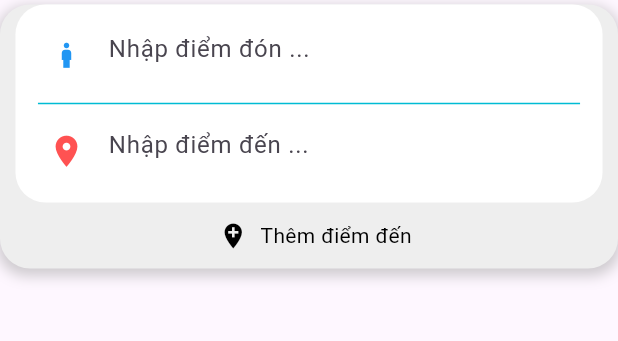
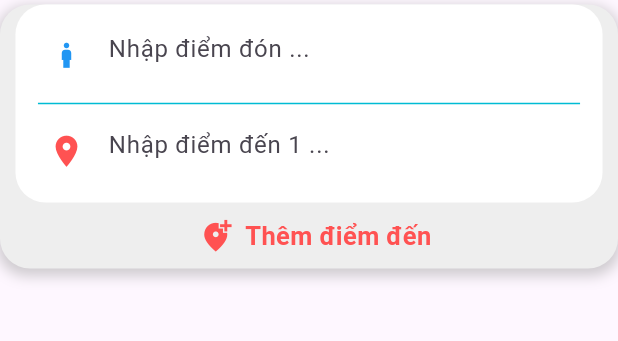
Before and after one commit to MagicXuanTung/Skysoft_Taxi, a Flutter app: the DestinationHeader widget shown alone on an empty page, opened directly with empty values, on a phone screen of 412 x 824 dp, the part 90-431 px from its top. Run offline on Flutter 3.47's test engine with Material 3 defaults, Android fonts, the light colour scheme and no system bars; our stand-ins replace awesome_notifications, carousel_slider, connectivity, flutter_bluetooth_serial, flutter_map, fluttertoast and 7 more; missing offline and left inert: audio_session, bluetooth_connector, flutter_foreground_task, flutter_map_animations, flutter_map_location_marker, flutter_sound and 2 more; accounts and stored records are empty; network calls fail.

Commit message:
30/7/2024
drag_in_destination_header

```diff
--- a/lib/main.dart
+++ b/lib/main.dart
@@ -1,11 +1,8 @@
 import 'package:flutter/material.dart';
 import 'package:flutter/services.dart';
-import 'package:skysoft_taxi/screen/login_register/login_screen.dart';
 import 'package:skysoft_taxi/screen/user_ui/home_user_xanh_sm.dart';
 // import 'package:just_audio_background/just_audio_background.dart';
 import 'package:skysoft_taxi/util/notification_controller.dart';
-import 'screen/user_ui/tim_diem_den_nhanh.dart';
-import 'util/api_.dart';
 
 void main() async {
   await NotificationController.initializeLocalNotifications();
@@ -46,7 +43,7 @@ class _MyAppState extends State<MyApp> {
       navigatorKey: MyApp.navigatorKey,
       debugShowCheckedModeBanner: false,
       home: const Scaffold(
-        body: LoginScreen(),
+        body: HomeUserXanhSm(),
       ),
     );
   }
--- a/lib/widgets/destination_header.dart
+++ b/lib/widgets/destination_header.dart
@@ -1,5 +1,4 @@
 import 'package:flutter/material.dart';
-import 'package:skysoft_taxi/screen/user_ui/tim_diem_den_nhanh.dart';
 
 class DestinationHeader extends StatefulWidget {
   final TextEditingController pickupController;
@@ -11,7 +10,6 @@ class DestinationHeader extends StatefulWidget {
     required this.pickupController,
     required this.destinationController,
     required this.onBack,
-    required Null Function() navigateToQuickFindPlaces,
   }) : super(key: key);
 
   @override
@@ -19,6 +17,52 @@ class DestinationHeader extends StatefulWidget {
 }
 
 class _DestinationHeaderState extends State<DestinationHeader> {
+  final List<TextEditingController> _destinationControllers = [];
+
+  @override
+  void initState() {
+    super.initState();
+    // Initialize with the existing destinationController
+    _destinationControllers.add(widget.destinationController);
+  }
+
+  void _addDestinationField() {
+    if (_destinationControllers.length < 3) {
+      setState(() {
+        _destinationControllers.add(TextEditingController());
+      });
+    }
+  }
+
+  void _removeDestinationField(int index) {
+    if (_destinationControllers.length > 1) {
+      setState(() {
+        _destinationControllers[index].dispose();
+        _destinationControllers.removeAt(index);
+      });
+    }
+  }
+
+  @override
+  void dispose() {
+    // Dispose all controllers
+    for (var controller in _destinationControllers) {
+      controller.dispose();
+    }
+    super.dispose();
+  }
+
+  void _onReorder(int oldIndex, int newIndex) {
+    setState(() {
+      if (newIndex > oldIndex) {
+        newIndex -= 1;
+      }
+      final TextEditingController item =
+          _destinationControllers.removeAt(oldIndex);
+      _destinationControllers.insert(newIndex, item);
+    });
+  }
+
   @override
   Widget build(BuildContext context) {
     return Column(
@@ -78,16 +122,17 @@ class _DestinationHeaderState extends State<DestinationHeader> {
                   child: Padding(
                     padding: const EdgeInsets.all(10),
                     child: Column(
-                      mainAxisAlignment: MainAxisAlignment.center,
                       children: <Widget>[
                         buildTextField(
+                          key: ValueKey(widget.pickupController),
                           controller: widget.pickupController,
                           prefixIcon: const Icon(
                             Icons.boy,
                             color: Colors.blue,
-                            size: 25, // Adjust the size to fit well
+                            size: 25,
                           ),
                           hintText: 'Nhập điểm đón ...',
+                          isDestinationField: false,
                         ),
                         const Divider(
                           thickness: 1,
@@ -95,14 +140,32 @@ class _DestinationHeaderState extends State<DestinationHeader> {
                           indent: 5,
                           endIndent: 5,
                         ),
-                        buildTextField(
-                          controller: widget.destinationController,
+                        ReorderableListView(
+                          shrinkWrap: true,
+                          physics: const NeverScrollableScrollPhysics(),
+                          onReorder: _onReorder,
+                          children: _destinationControllers
+                              .asMap()
+                              .entries
+                              .map((entry) {
+                            int index = entry.key;
+                            TextEditingController controller = entry.value;
+                            return buildTextField(
+                              key: ValueKey(controller),
+                              controller: controller,
                               prefixIcon: const Icon(
                                 Icons.location_on,
                                 color: Colors.redAccent,
-                            size: 25, // Adjust the size to fit well
+                                size: 25,
                               ),
-                          hintText: 'Nhập điểm đến ...',
+                              hintText: 'Nhập điểm đến ${index + 1} ...',
+                              onRemove: _destinationControllers.length > 1
+                                  ? () => _removeDestinationField(index)
+                                  : null,
+                              isDestinationField:
+                                  _destinationControllers.length > 1,
+                            );
+                          }).toList(),
                         ),
                       ],
                     ),
@@ -115,8 +178,9 @@ class _DestinationHeaderState extends State<DestinationHeader> {
                   mainAxisAlignment: MainAxisAlignment.spaceEvenly,
                   children: [
                     buildIconContainer(
-                      icon: const Icon(Icons.add_location),
+                      icon: const Icon(Icons.add_location_alt),
                       text: 'Thêm điểm đến',
+                      onTap: _addDestinationField,
                     ),
                   ],
                 ),
@@ -132,8 +196,16 @@ class _DestinationHeaderState extends State<DestinationHeader> {
     required TextEditingController controller,
     required Icon prefixIcon,
     required String hintText,
+    required bool isDestinationField,
+    Key? key,
+    VoidCallback? onRemove, // Optional remove icon callback
   }) {
-    return TextField(
+    return Container(
+      key: key,
+      child: Row(
+        children: [
+          Expanded(
+            child: TextField(
               controller: controller,
               onChanged: (text) {
                 setState(() {});
@@ -152,35 +224,48 @@ class _DestinationHeaderState extends State<DestinationHeader> {
                       )
                     : null,
               ),
+            ),
+          ),
+          if (onRemove != null) // Only show remove icon if onRemove is not null
+            IconButton(
+              icon: const Icon(Icons.remove_circle_outline, color: Colors.grey),
+              onPressed: onRemove,
+            ),
+          if (isDestinationField &&
+              _destinationControllers.length >
+                  1) // Only show drag handle for destination fields and if there are more than one
+            const Padding(
+              padding: EdgeInsets.only(right: 8.0),
+              child: Icon(Icons.drag_handle, color: Colors.grey),
+            ),
+        ],
+      ),
     );
   }
 
-  Widget buildIconContainer({required Icon icon, required String text}) {
+  Widget buildIconContainer({
+    required Icon icon,
+    required String text,
+    required VoidCallback onTap,
+  }) {
     return GestureDetector(
-      onTap: () {
-        Navigator.of(context).push(
-          MaterialPageRoute(
-            builder: (context) {
-              return const QuickFindPlaces();
-            },
-          ),
-        );
-      },
+      onTap: onTap,
       child: Row(
         children: [
           Padding(
             padding: const EdgeInsets.all(8.0),
             child: Icon(
               icon.icon,
-              color: Colors.black,
-              size: 20,
+              color: Colors.redAccent,
+              size: 23,
             ),
           ),
           Text(
             text,
             style: const TextStyle(
-              color: Colors.black,
-              fontSize: 14,
+              fontWeight: FontWeight.w600,
+              color: Colors.redAccent,
+              fontSize: 17,
             ),
           ),
         ],
```
Also changed, not shown: lib/screen/user_ui/chon_diem_den.dart (+10 -10 lines), lib/screen/user_ui/goi_xe.dart (+63 -0 lines), lib/widgets/reorderable_list_widget.dart (added, +60 -0 lines). Lines whose indentation alone changed are shown as unchanged.
